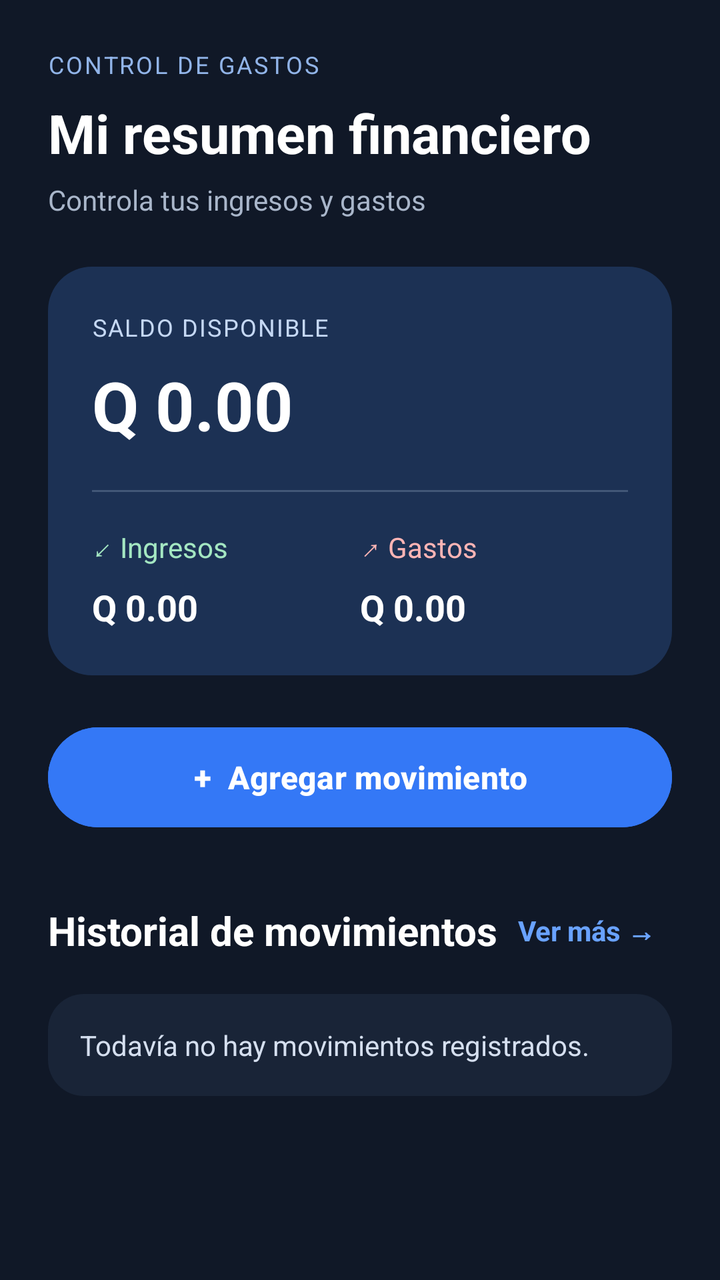
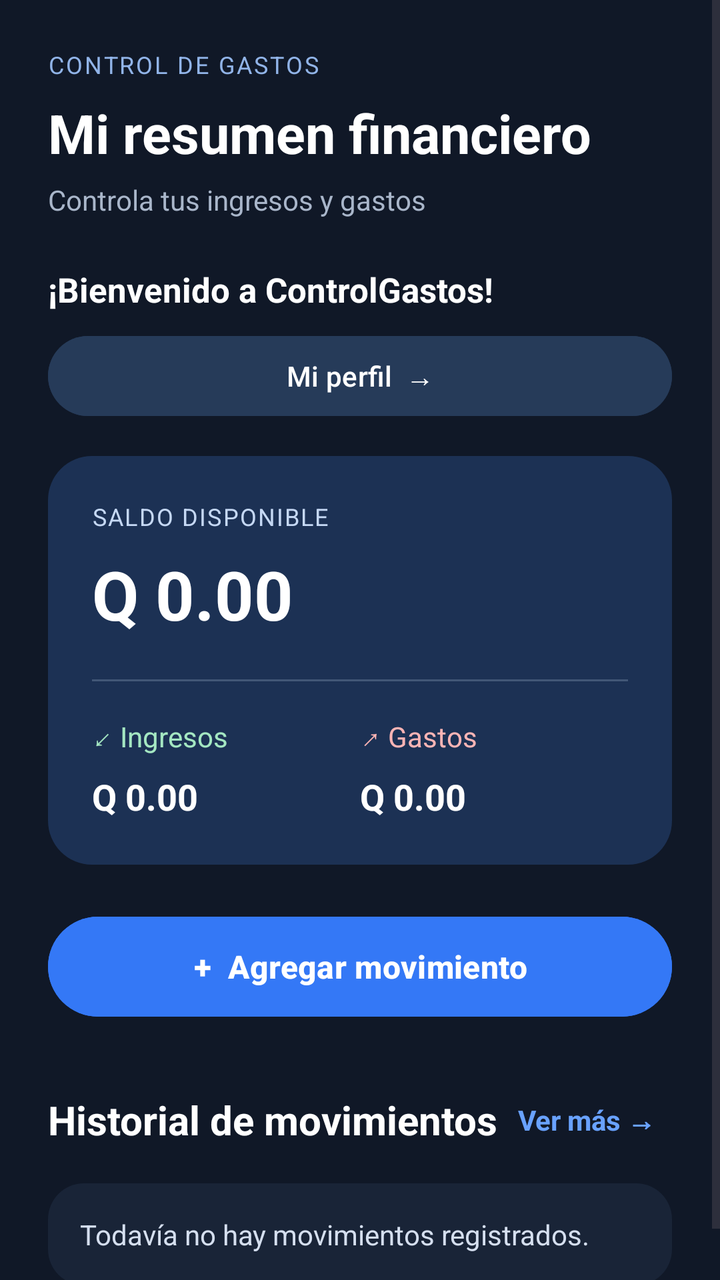

Compare the two renders of this Android layout. The source of the first and the diff that turns it into the second are given below.
<!-- AndroidManifest.xml: application theme Theme.Controlgastos -->
<!-- res/layout/activity_main.xml -->
<?xml version="1.0" encoding="utf-8"?>
<ScrollView xmlns:android="http://schemas.android.com/apk/res/android"
    android:id="@+id/main"
    android:layout_width="match_parent"
    android:layout_height="match_parent"
    android:background="#101827"
    android:fillViewport="true">

    <LinearLayout
        android:layout_width="match_parent"
        android:layout_height="wrap_content"
        android:orientation="vertical"
        android:padding="24dp">

        

        <TextView
            android:layout_width="wrap_content"
            android:layout_height="wrap_content"
            android:text="CONTROL DE GASTOS"
            android:textColor="#91B4E8"
            android:textSize="12sp"
            android:letterSpacing="0.08" />

        <TextView
            android:layout_width="match_parent"
            android:layout_height="wrap_content"
            android:layout_marginTop="8dp"
            android:text="Mi resumen financiero"
            android:textColor="#FFFFFF"
            android:textSize="27sp"
            android:textStyle="bold" />

        <TextView
            android:layout_width="match_parent"
            android:layout_height="wrap_content"
            android:layout_marginTop="6dp"
            android:layout_marginBottom="24dp"
            android:text="Controla tus ingresos y gastos"
            android:textColor="#A9B6CA"
            android:textSize="14sp" />

        

        <LinearLayout
            android:layout_width="match_parent"
            android:layout_height="wrap_content"
            android:orientation="vertical"
            android:padding="22dp"
            android:background="@drawable/bg_balance">

            <TextView
                android:layout_width="wrap_content"
                android:layout_height="wrap_content"
                android:text="SALDO DISPONIBLE"
                android:textColor="#C5D8F4"
                android:textSize="12sp"
                android:letterSpacing="0.06" />

            <TextView
                android:id="@+id/txtSaldo"
                android:layout_width="match_parent"
                android:layout_height="wrap_content"
                android:layout_marginTop="8dp"
                android:text="Q 0.00"
                android:textColor="#FFFFFF"
                android:textSize="34sp"
                android:textStyle="bold" />

            <View
                android:layout_width="match_parent"
                android:layout_height="1dp"
                android:layout_marginTop="20dp"
                android:layout_marginBottom="18dp"
                android:background="#425777" />

            <LinearLayout
                android:layout_width="match_parent"
                android:layout_height="wrap_content"
                android:orientation="horizontal">

                <LinearLayout
                    android:layout_width="0dp"
                    android:layout_height="wrap_content"
                    android:layout_weight="1"
                    android:orientation="vertical">

                    <TextView
                        android:layout_width="wrap_content"
                        android:layout_height="wrap_content"
                        android:text="↙ Ingresos"
                        android:textColor="#A4E7C2"
                        android:textSize="14sp" />

                    <TextView
                        android:id="@+id/txtIngresos"
                        android:layout_width="wrap_content"
                        android:layout_height="wrap_content"
                        android:layout_marginTop="8dp"
                        android:text="Q 0.00"
                        android:textColor="#FFFFFF"
                        android:textSize="18sp"
                        android:textStyle="bold" />

                </LinearLayout>

                <LinearLayout
                    android:layout_width="0dp"
                    android:layout_height="wrap_content"
                    android:layout_weight="1"
                    android:orientation="vertical">

                    <TextView
                        android:layout_width="wrap_content"
                        android:layout_height="wrap_content"
                        android:text="↗ Gastos"
                        android:textColor="#FFB5B5"
                        android:textSize="14sp" />

                    <TextView
                        android:id="@+id/txtGastos"
                        android:layout_width="wrap_content"
                        android:layout_height="wrap_content"
                        android:layout_marginTop="8dp"
                        android:text="Q 0.00"
                        android:textColor="#FFFFFF"
                        android:textSize="18sp"
                        android:textStyle="bold" />

                </LinearLayout>

            </LinearLayout>
        </LinearLayout>

        

        <Button
            android:id="@+id/btnAgregarGasto"
            android:layout_width="match_parent"
            android:layout_height="58dp"
            android:layout_marginTop="22dp"
            android:backgroundTint="#3478F6"
            android:text="+  Agregar movimiento"
            android:textAllCaps="false"
            android:textColor="#FFFFFF"
            android:textSize="16sp"
            android:textStyle="bold" />

        


        <LinearLayout
            android:layout_width="match_parent"
            android:layout_height="wrap_content"
            android:layout_marginTop="30dp"
            android:layout_marginBottom="14dp"
            android:orientation="horizontal"
            android:gravity="center_vertical">

            <TextView
                android:layout_width="0dp"
                android:layout_height="wrap_content"
                android:layout_weight="1"
                android:text="Historial de movimientos"
                android:textColor="#FFFFFF"
                android:textSize="20sp"
                android:textStyle="bold" />

            <TextView
                android:id="@+id/txtVerTodos"
                android:layout_width="wrap_content"
                android:layout_height="wrap_content"
                android:text="Ver más →"
                android:textColor="#69A2FF"
                android:textSize="14sp"
                android:textStyle="bold"
                android:padding="8dp"
                android:clickable="true"
                android:focusable="true" />
        </LinearLayout>

        <LinearLayout
            android:layout_width="match_parent"
            android:layout_height="wrap_content"
            android:orientation="vertical"
            android:padding="16dp"
            android:background="@drawable/bg_card">

            <TextView
                android:id="@+id/txtResultado"
                android:layout_width="match_parent"
                android:layout_height="wrap_content"
                android:text="Todavía no hay movimientos registrados."
                android:textColor="#D5DFEF"
                android:textSize="14sp"
                android:lineSpacingExtra="5dp" />


        </LinearLayout>

    </LinearLayout>

</ScrollView>
<!-- resources referenced by this layout -->
<resources>
  <!-- drawable bg_balance (drawable) -->
  <?xml version="1.0" encoding="utf-8"?>
  <shape xmlns:android="http://schemas.android.com/apk/res/android">
      <solid android:color="#1C3154" />
      <corners android:radius="22dp" />
  </shape>
  <!-- drawable bg_card (drawable) -->
  <?xml version="1.0" encoding="utf-8"?>
  <shape xmlns:android="http://schemas.android.com/apk/res/android">
      <solid android:color="#192437" />
      <corners android:radius="18dp" />
  </shape>
  <style name="Theme.Controlgastos" parent="Base.Theme.Controlgastos" />
  <style name="Base.Theme.Controlgastos" parent="Theme.Material3.DayNight.NoActionBar">
          
          
      </style>
</resources>

<!-- the commit's change to res/layout/activity_main.xml (unified diff, before → after) -->
@@ -39,6 +39,28 @@
             android:text="Controla tus ingresos y gastos"
             android:textColor="#A9B6CA"
             android:textSize="14sp" />
+
+        
+
+        <TextView
+            android:id="@+id/txtSaludoPerfil"
+            android:layout_width="match_parent"
+            android:layout_height="wrap_content"
+            android:layout_marginBottom="8dp"
+            android:text="¡Bienvenido a ControlGastos!"
+            android:textColor="#FFFFFF"
+            android:textSize="17sp"
+            android:textStyle="bold" />
+
+        <Button
+            android:id="@+id/btnMiPerfil"
+            android:layout_width="match_parent"
+            android:layout_height="wrap_content"
+            android:layout_marginBottom="16dp"
+            android:backgroundTint="#263B59"
+            android:text="Mi perfil  →"
+            android:textAllCaps="false"
+            android:textColor="#FFFFFF" />
 
         
 
